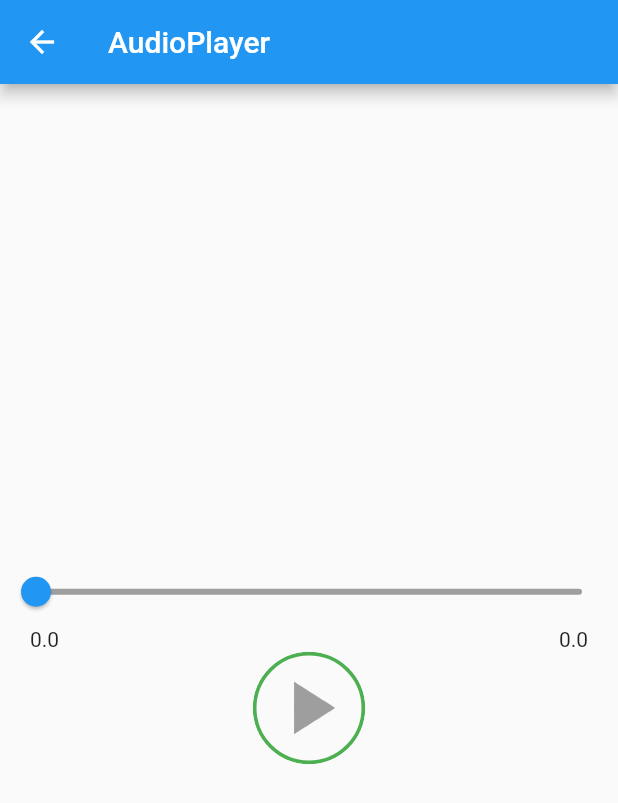
After one commit to HIMANSHU3107/newEdaiProject, a Flutter app: the Exercise screen opened directly, after a tap on "Audio Player", on a phone screen of 412 x 824 dp. The commit adds this screen. Shown: the top 803 px of the screen. Run offline on Flutter 3.47's test engine with Material 2 defaults, Android fonts, the light colour scheme and no system bars; our stand-ins replace audioplayers, firebase_auth, firebase_core; accounts and stored records are empty.

Commit message:
temp audio player
its button is in exercise temprorarily.

```diff
--- /dev/null
+++ b/lib/features/audioplayer.dart
@@ -0,0 +1,134 @@
+import 'package:audioplayers/audio_cache.dart';
+import 'package:flutter/material.dart';
+import 'package:audioplayers/audioplayers.dart';
+
+class Audioplayer extends StatefulWidget {
+  @override
+  _AudioplayerState createState() => _AudioplayerState();
+}
+
+AnimationController _animationIconController1;
+
+AudioCache audioCache;
+AudioPlayer audioPlayer;
+
+Duration _duration = new Duration();
+Duration _position = new Duration();
+
+bool issongplaying = false;
+bool isplaying = false;
+bool playing = false;
+
+void seekToSeconds(int second) {
+  Duration newDuration = Duration(seconds: second);
+  audioPlayer.seek(newDuration);
+}
+
+class _AudioplayerState extends State<Audioplayer>
+    with TickerProviderStateMixin {
+  @override
+  void initState() {
+    super.initState();
+
+    initPlayer();
+  }
+
+  void initPlayer() {
+    _animationIconController1 = AnimationController(
+      vsync: this,
+      duration: Duration(milliseconds: 750),
+      reverseDuration: Duration(milliseconds: 750),
+    );
+    audioPlayer = new AudioPlayer();
+    audioCache = new AudioCache(fixedPlayer: audioPlayer);
+    audioPlayer.onDurationChanged.listen((Duration d) {
+      setState(() => _duration = d);
+    });
+    audioPlayer.onAudioPositionChanged.listen((Duration p) => {
+          setState(() => _position = p),
+        });
+  }
+
+  @override
+  Widget build(BuildContext context) {
+    return Scaffold(
+      appBar: AppBar(
+        title: Text("AudioPlayer"),
+      ),
+      body: Center(
+        child: Column(
+          mainAxisAlignment: MainAxisAlignment.center,
+          children: [
+            Slider(
+              activeColor: Colors.blue,
+              inactiveColor: Colors.grey,
+              value: _position.inSeconds.toDouble(),
+              max: _duration.inSeconds.toDouble(),
+              onChanged: (double value) {
+                setState(() {
+                  seekToSeconds(value.toInt());
+                  value = value;
+                });
+              },
+            ),
+            Padding(
+              padding: const EdgeInsets.symmetric(horizontal: 20),
+              child: Row(
+                mainAxisAlignment: MainAxisAlignment.spaceBetween,
+                children: [
+                  Text("${_position.inSeconds.toDouble()}"),
+                  Text("${_duration.inSeconds.toDouble()}"),
+                ],
+              ),
+            ),
+            GestureDetector(
+              onTap: () {
+                setState(() {
+                  isplaying
+                      ? _animationIconController1.reverse()
+                      : _animationIconController1.forward();
+                  isplaying = !isplaying;
+                });
+                if (issongplaying == false) {
+                  audioCache.play("audio/test_audio.mp3",
+                      mode: PlayerMode.MEDIA_PLAYER);
+                  setState(() {
+                    issongplaying = true;
+                  });
+                } else {
+                  audioPlayer.pause();
+                  setState(() {
+                    issongplaying = false;
+                  });
+                }
+              },
+              child: ClipOval(
+                child: Container(
+                  decoration: BoxDecoration(
+                    border: Border.all(
+                      width: 2.5,
+                      color: Colors.green,
+                    ),
+                    borderRadius: BorderRadius.all(
+                      Radius.circular(50.0),
+                    ),
+                  ),
+                  width: 75,
+                  height: 75,
+                  child: Center(
+                    child: AnimatedIcon(
+                      icon: AnimatedIcons.play_pause,
+                      progress: _animationIconController1,
+                      color: Colors.grey,
+                      size: 60,
+                    ),
+                  ),
+                ),
+              ),
+            ),
+          ],
+        ),
+      ),
+    );
+  }
+}
--- a/lib/features/excercise.dart
+++ b/lib/features/excercise.dart
@@ -1,16 +1,22 @@
 import 'package:flutter/material.dart';
+import 'package:new_edai_project/features/audioplayer.dart';
 
-class Exercise extends StatefulWidget {
-  @override
-  _ExerciseState createState() => _ExerciseState();
-}
-
-class _ExerciseState extends State<Exercise> {
+class Exercise extends StatelessWidget {
   @override
   Widget build(BuildContext context) {
     return Scaffold(
       appBar: AppBar(
-        title: Text('Excercise App'),
+        title: Text('Exercise'),
+      ),
+      body: Container(
+        child: RaisedButton(
+          onPressed: () {
+            Navigator.pushReplacement(context,
+                MaterialPageRoute(builder: (context) => Audioplayer()));
+          },
+          child: Text('Audio Player'),
+        ),
+        alignment: Alignment.center,
       ),
     );
   }
--- a/pubspec.yaml
+++ b/pubspec.yaml
@@ -32,6 +32,7 @@ dependencies:
   firebase_auth: ^0.18.0+1
   cloud_firestore: ^0.14.0+2
   firebase_core: ^0.5.0
+  audioplayers: ^0.16.1
 
 dev_dependencies:
   flutter_test:
@@ -51,6 +52,7 @@ flutter:
   # To add assets to your application, add an assets section, like this:
   assets:
     - assets/images/
+    - assets/audio/test_audio.mp3
 
   # An image asset can refer to one or more resolution-specific "variants", see
   # https://flutter.dev/assets-and-images/#resolution-aware.
```
Also changed, not shown: pubspec.lock, 1 other file.
